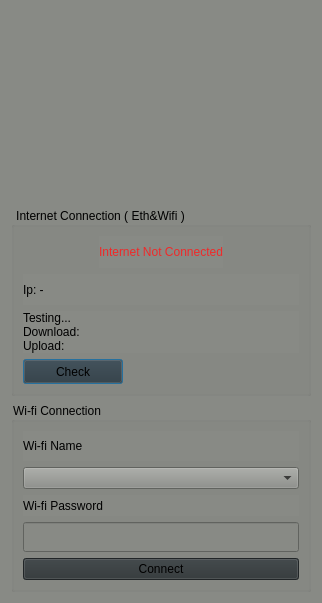
Qt form ui/networkTest.ui (ugur-ombori/kioskTest) before a commit.
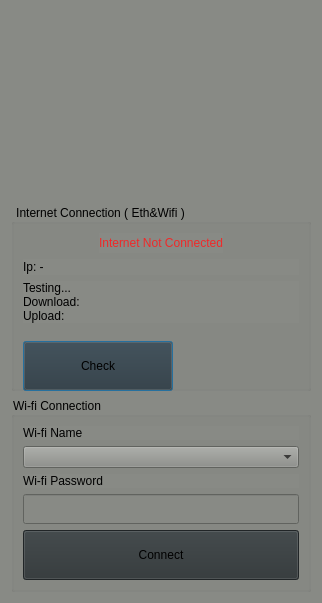
The same form after that commit. Icons and pictures are not drawn.

```diff
--- a/ui/networkTest.ui
+++ b/ui/networkTest.ui
@@ -123,6 +123,12 @@
         </item>
         <item>
          <widget class="QPushButton" name="ConnectionCheck_button">
+          <property name="minimumSize">
+           <size>
+            <width>150</width>
+            <height>50</height>
+           </size>
+          </property>
           <property name="maximumSize">
            <size>
             <width>100</width>
@@ -191,6 +197,12 @@
             </item>
             <item>
              <widget class="QPushButton" name="wifiConnect_button">
+              <property name="minimumSize">
+               <size>
+                <width>274</width>
+                <height>50</height>
+               </size>
+              </property>
               <property name="styleSheet">
                <string notr="true">background-color: rgb(46, 52, 54);</string>
               </property>
```
